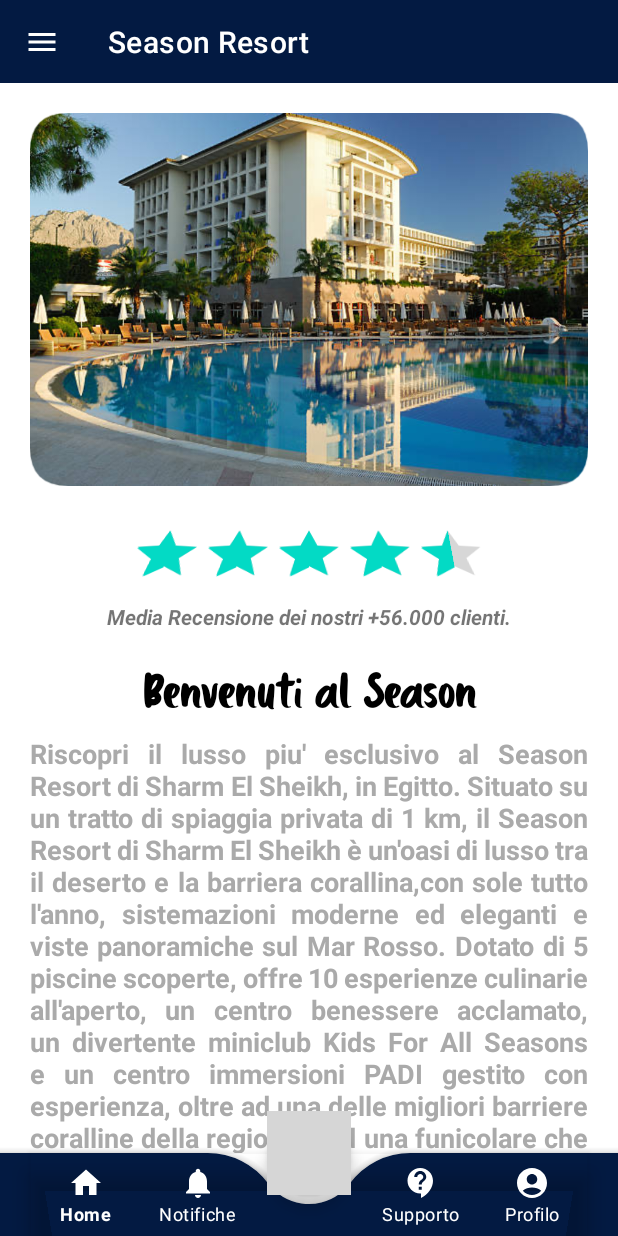
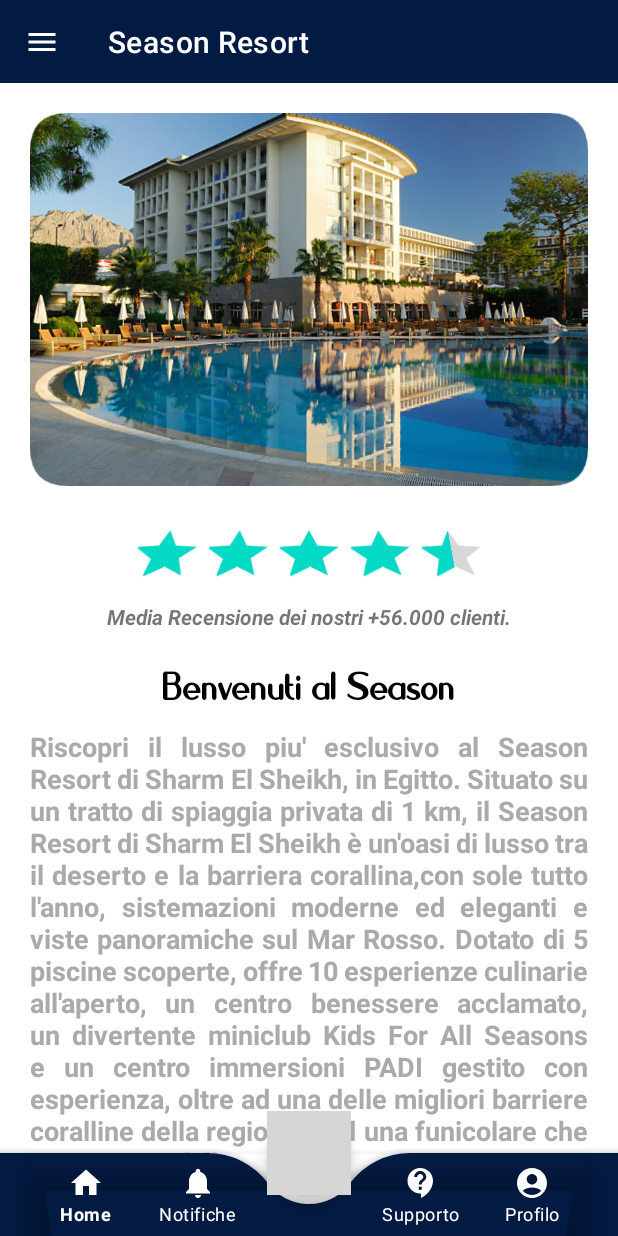
Before and after one commit to MaxQuello/SeasonApp, an Android app: the screen it shows after launch (MainActivity), on a phone screen of 412 x 824 dp. Run offline under Robolectric (Android 15) with nearby library versions, the phone set to English and light mode, and no system bars; grey boxes are pictures that could not be loaded.

Commit message:
ritocchi vari

```diff
--- a/app/src/main/res/layout/fragment_home.xml
+++ b/app/src/main/res/layout/fragment_home.xml
@@ -58,7 +58,8 @@
                 android:gravity="center_horizontal"
                 android:text="@string/benvenuti_al_season"
                 android:textColor="#000000"
-                android:textSize="34sp" />
+                android:textSize="34sp"
+                android:textStyle="normal|bold" />
 
             <TextView
                 android:id="@+id/descrizione2"
--- a/app/src/main/res/layout/fragment_profile.xml
+++ b/app/src/main/res/layout/fragment_profile.xml
@@ -23,7 +23,7 @@
             android:text="@string/benvenuto"
             android:textColor="#000000"
             android:textSize="40sp"
-            android:textStyle="normal" />
+            android:textStyle="normal|bold" />
 
         <View
             android:id="@+id/divider4"
```
Also changed, not shown: app/src/main/res/font/fontcorsivo.ttf.
